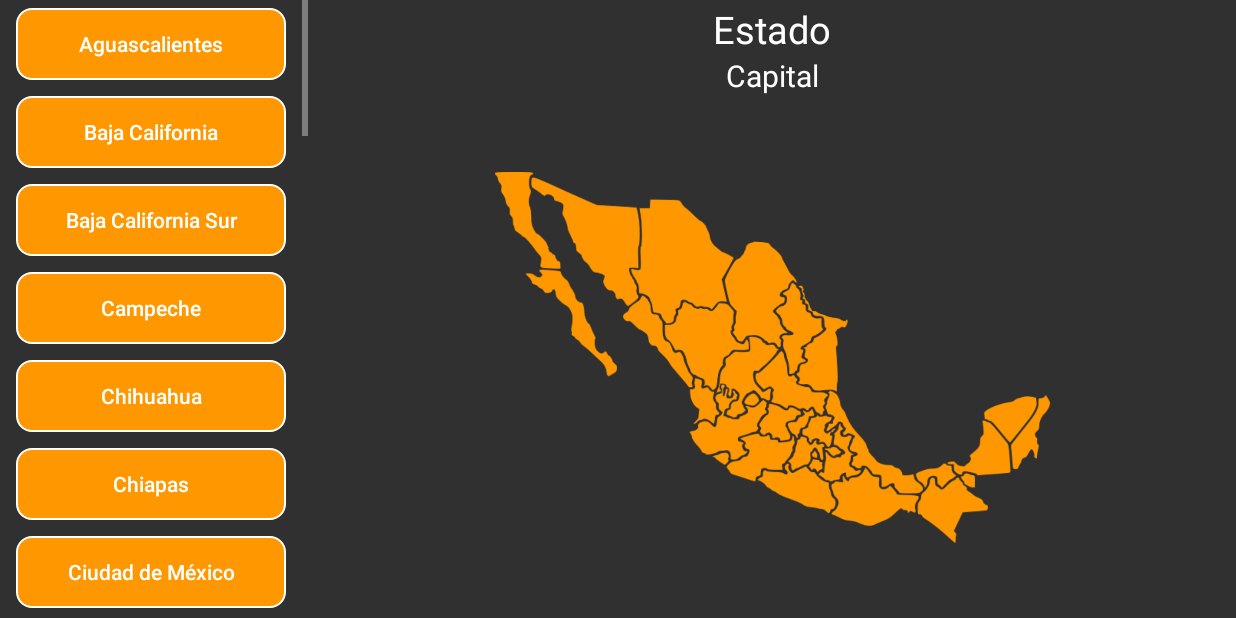
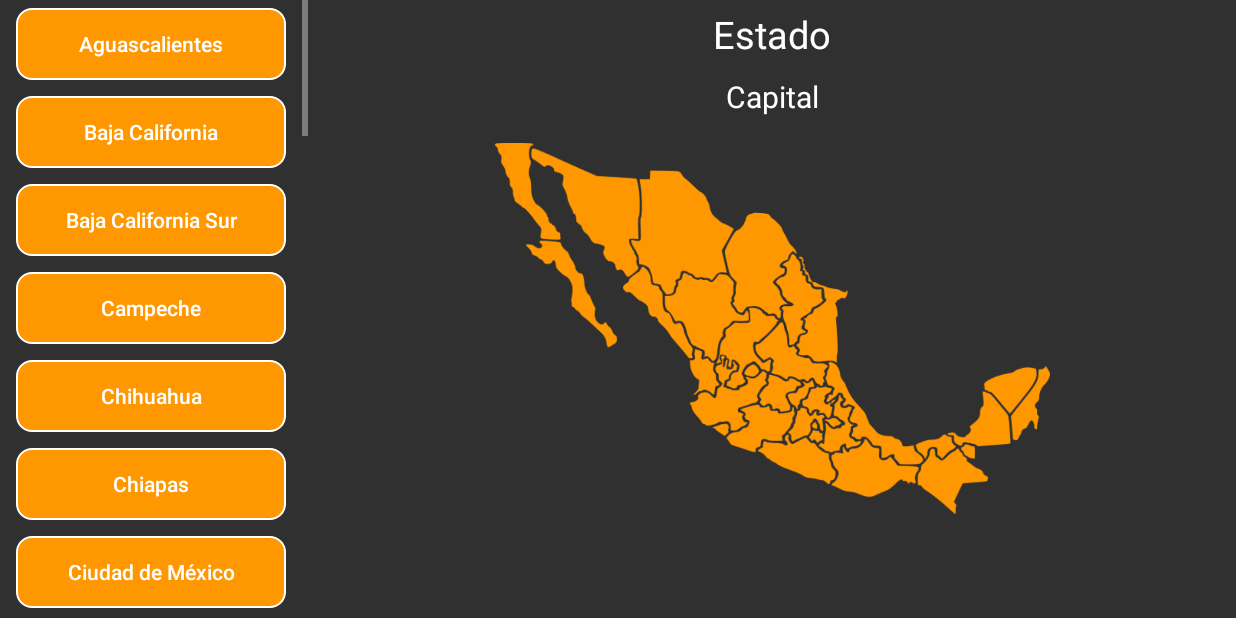
Before and after one commit to DavidGomezD/tuGeoApp, an Android app: the datosEstados screen opened directly, with no data from a screen before it, on a phone screen of 824 x 412 dp (held sideways). Run offline under Robolectric (Android 15) with nearby library versions, the phone set to English and light mode, and no system bars; our stand-ins replace AdMob.

Commit message:
beta 2.1

```diff
--- a/app/src/main/res/layout/activity_datos_estados.xml
+++ b/app/src/main/res/layout/activity_datos_estados.xml
@@ -342,8 +342,22 @@
 
         </LinearLayout>
 
+    </ScrollView>
 
-    </ScrollView>
+
+
+    <ScrollView
+        android:layout_width="wrap_content"
+        android:layout_height="match_parent"
+        app:layout_constraintBottom_toBottomOf="parent"
+        app:layout_constraintEnd_toEndOf="parent"
+        app:layout_constraintStart_toEndOf="@+id/scrollView2"
+        app:layout_constraintTop_toTopOf="parent">
+
+        <LinearLayout
+            android:layout_width="450dp"
+            android:layout_height="wrap_content"
+            android:orientation="vertical">
 
             <TextView
                 android:id="@+id/tvEstado"
@@ -353,6 +367,8 @@
                 android:text="@string/Estado"
                 android:textColor="#fff"
                 android:textSize="25dp"
+                android:layout_margin="5dp"
+                android:layout_gravity="center"
                 app:layout_constraintEnd_toEndOf="parent"
                 app:layout_constraintHorizontal_bias="0.5"
                 app:layout_constraintStart_toEndOf="@+id/scrollView2"
@@ -365,6 +381,8 @@
                 android:text="@string/Capital"
                 android:textColor="#fff"
                 android:textSize="20dp"
+                android:layout_margin="5dp"
+                android:layout_gravity="center"
                 app:layout_constraintEnd_toEndOf="parent"
                 app:layout_constraintHorizontal_bias="0.5"
                 app:layout_constraintStart_toEndOf="@+id/scrollView2"
@@ -374,6 +392,8 @@
                 android:id="@+id/imageMapa"
                 android:layout_width="370dp"
                 android:layout_height="251dp"
+                android:layout_margin="10dp"
+                android:layout_gravity="center"
                 app:layout_constraintBottom_toTopOf="@+id/adView"
                 app:layout_constraintEnd_toEndOf="parent"
                 app:layout_constraintHorizontal_bias="0.5"
@@ -388,6 +408,8 @@
                 android:layout_alignParentBottom="true"
                 android:layout_centerHorizontal="true"
                 app:adSize="BANNER"
+                android:layout_margin="10dp"
+                android:layout_gravity="center"
                 app:adUnitId="ca-app-pub-8753253937552761/7638960529"
                 app:layout_constraintBottom_toBottomOf="parent"
                 app:layout_constraintEnd_toEndOf="parent"
@@ -395,4 +417,8 @@
                 app:layout_constraintStart_toEndOf="@+id/scrollView2"></com.google.android.gms.ads.AdView>
 
 
+        </LinearLayout>
+    </ScrollView>
+
+
 </androidx.constraintlayout.widget.ConstraintLayout>
```
Also changed, not shown: app/src/main/java/com/davidgd/davidgd/tugeografia/juego.java (+13 -2 lines), app/src/main/res/drawable/sin_fondo.xml (added, +8 -0 lines), app/src/main/res/layout/activity_juego.xml (+27 -31 lines). Lines whose indentation alone changed are shown as unchanged.
